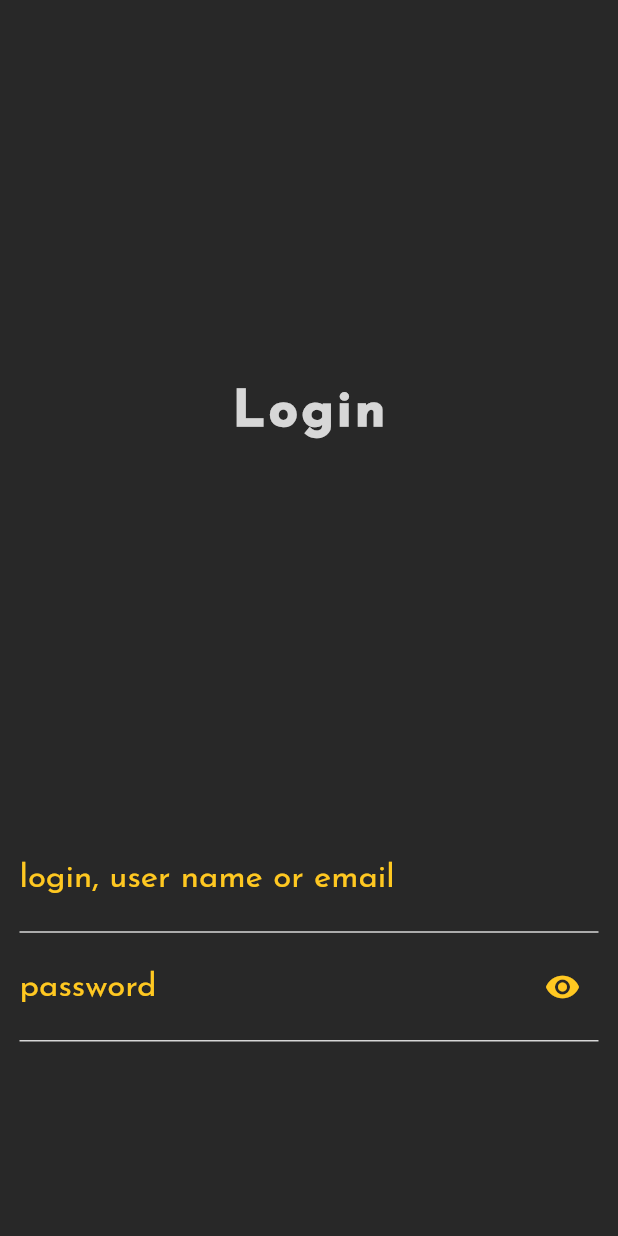
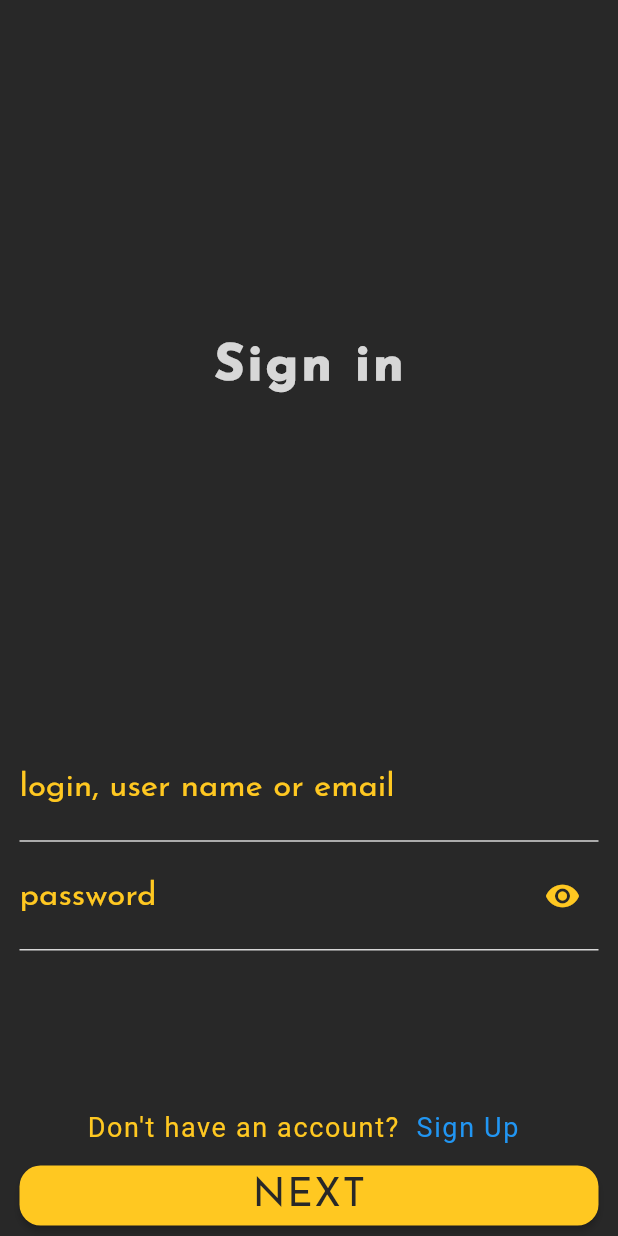
Before and after one commit to DavidBeppiev/PhT-test-task, a Flutter app: the screen it shows after launch, on a phone screen of 412 x 824 dp. Run offline on Flutter 3.47's test engine with Material 2 defaults, Android fonts, the phone set to English and light mode, and no system bars; our stand-ins replace bloc, flutter_bloc; missing offline and left inert: material_dialogs.

```diff
--- a/lib/data/constants/my_strings.dart
+++ b/lib/data/constants/my_strings.dart
@@ -1,10 +1,17 @@
-abstract class MyTexts {
+abstract class MyStrings {
   static const yes = 'yes';
   static const no = 'no';
 
   static const confirmToExitApp = 'Do you really want out of the app?';
 
-  static const login = 'Login';
-  static const loginInput = 'login, user name or email';
+  static const signIn = 'Sign in';
+  static const loginNameEmail = 'login, user name or email';
   static const password = 'password';
+  static const next = 'next';
+  static const dontHaveAcc = 'Don\'t have an account?';
+  static const signUp = 'Sign Up';
+
+  static const email = 'email';
+  static const name = 'name';
+  static const login = 'login';
 }
--- a/lib/data/constants/my_styles.dart
+++ b/lib/data/constants/my_styles.dart
@@ -1,5 +1,6 @@
 import 'package:fhysical_transformation/data/constants/my_colors.dart';
 import 'package:flutter/cupertino.dart';
+import 'package:flutter/material.dart';
 
 abstract class MyStyles {
   static const tsCIronFS34 = TextStyle(
@@ -28,4 +29,7 @@ abstract class MyStyles {
       fontFamily: 'JosefinSans',
       color: MyColors.lightningYellow,
       fontSize: 22,);
+
+  static const tsCBlueFS18 =
+  TextStyle(color: Colors.blue, fontSize: 18, letterSpacing: 1.1);
 }
--- a/lib/ui/pages/login_page.dart
+++ b/lib/ui/pages/login_page.dart
@@ -1,5 +1,7 @@
 import 'package:fhysical_transformation/data/constants/my_strings.dart';
+import 'package:fhysical_transformation/ui/pages/registration_page.dart';
 import 'package:fhysical_transformation/ui/widgets/alerts/exit_from_app_warning_alert.dart';
+import 'package:fhysical_transformation/ui/widgets/custom%20widgets/custom_default_button.dart';
 import 'package:fhysical_transformation/ui/widgets/text_form_field_widget.dart';
 import 'package:flutter/material.dart';
 import 'package:fhysical_transformation/data/constants/my_styles.dart';
@@ -24,24 +26,49 @@ class LoginPage extends StatelessWidget {
             child: Column(
               children: [
                 const Expanded(
-                    flex: 2, child: Center(child: Text(MyTexts.login, style: MyStyles.tsCIronFS34))),
+                    flex: 2, child: Center(child: Text(MyStrings.signIn, style: MyStyles.tsCIronFS34))),
                 Expanded(
                   flex: 1,
                   child: Column(
                     children: [
                       TextFormWidget(
-                        hintText: MyTexts.loginInput,
+                        hintText: MyStrings.loginNameEmail,
                         textController: loginController,
                         isPassword: false,
                       ),
                       TextFormWidget(
-                        hintText: MyTexts.password,
+                        hintText: MyStrings.password,
                         textController: passwordController,
                         isPassword: true,
                       ),
                     ],
                   ),
                 ),
+                Align(
+                    alignment: Alignment.bottomCenter,
+                    child: Column(
+                      children: [
+                        Row(
+                          mainAxisAlignment: MainAxisAlignment.center,
+                          children: [
+                            const Text(MyStrings.dontHaveAcc, style: MyStyles.tsCLightningYellowFS18,),
+                            const SizedBox(width: 3.0,),
+                            InkWell(onTap: () {
+                              Navigator.push(
+                                  context, MaterialPageRoute(builder: (context) => RegistrationPage()));
+                            }, child: const Padding(
+                              padding: EdgeInsets.all(8.0),
+                              child: Text(MyStrings.signUp, style: MyStyles.tsCBlueFS18,),
+                            ),)
+                          ],
+                        ),
+                        const SizedBox(height: 7.0,),
+                        CustomDefaultButton(
+                          onPressed: () {},
+                          text: MyStrings.next,
+                        ),
+                      ],
+                    )),
               ],
             ),
           ),
--- a/lib/ui/widgets/alerts/exit_from_app_warning_alert.dart
+++ b/lib/ui/widgets/alerts/exit_from_app_warning_alert.dart
@@ -10,7 +10,7 @@ void exitAppAlert(BuildContext context) {
     titleStyle: MyStyles.tsCSharkFS26,
     color: Colors.white,
     titleAlign: TextAlign.center,
-    title: MyTexts.confirmToExitApp,
+    title: MyStrings.confirmToExitApp,
     lottieBuilder: Lottie.asset(
       'assets/animations/an_alert.json',
       fit: BoxFit.contain,
@@ -22,12 +22,12 @@ void exitAppAlert(BuildContext context) {
           Expanded(
               child: MyCustomAlertButton(
             onPressed: () => SystemNavigator.pop(),
-            text: MyTexts.yes,
+            text: MyStrings.yes,
           )),
           const SizedBox(
             width: 7.0,
           ),
-          Expanded(child: MyCustomAlertButton(onPressed: () => Navigator.pop(context), text: MyTexts.no))
+          Expanded(child: MyCustomAlertButton(onPressed: () => Navigator.pop(context), text: MyStrings.no))
         ],
       )
     ],
--- /dev/null
+++ b/lib/ui/widgets/custom widgets/custom_default_button.dart
@@ -0,0 +1,30 @@
+import 'package:fhysical_transformation/data/constants/my_colors.dart';
+import 'package:fhysical_transformation/data/constants/my_styles.dart';
+import 'package:flutter/material.dart';
+
+class CustomDefaultButton extends StatelessWidget {
+  Function() onPressed;
+  String text;
+
+  CustomDefaultButton({required this.onPressed, required this.text, Key? key}) : super(key: key);
+
+  @override
+  Widget build(BuildContext context) {
+    return Container(
+      margin: const EdgeInsets.only(left: 13.0, right: 13.0, bottom: 7.0),
+      width: double.infinity,
+      height: 40.0,
+      child: ElevatedButton(
+          style: ButtonStyle(
+            shape: MaterialStateProperty.all<RoundedRectangleBorder>(
+              RoundedRectangleBorder(borderRadius: BorderRadius.circular(14.0)),
+            ),
+            backgroundColor: const MaterialStatePropertyAll<Color>(
+              MyColors.lightningYellow,
+            ),
+          ),
+          onPressed: onPressed,
+          child: Text(text.toUpperCase(), style: MyStyles.tsCSharkFS26, )),
+    );
+  }
+}
```
Also changed, not shown: lib/ui/pages/registration_page.dart (added, +66 -0 lines).
